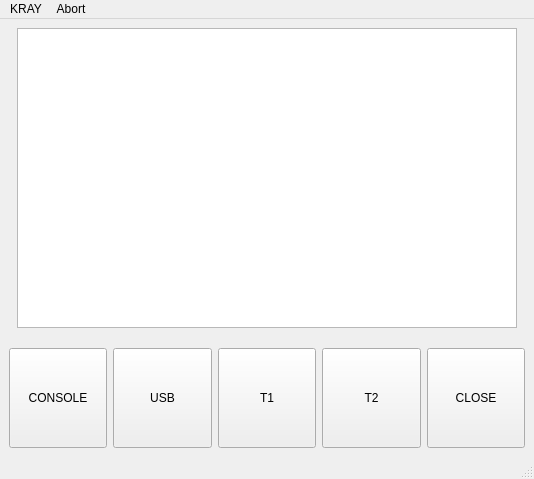
First picture: the form in src/core/kray.ui, repository KAARAY-KB/KRAY, before the edit.
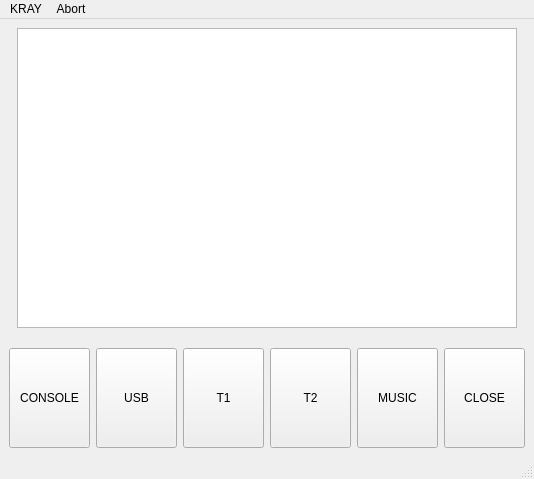
Second picture: the form after the edit.

Commit message: feat: 新增音乐律动可视化功能    - 新增music_rhythm模块，实现音频采集与频谱波形可视化    - 在主界面添加MUSIC按钮用于打开音乐律动窗口    - 实现音频捕获、FFT频谱分析和实时可视化渲染    - 适配Windows平台音频系统库依赖

```diff
--- a/src/core/kray.ui
+++ b/src/core/kray.ui
@@ -129,6 +129,19 @@
           </property>
          </widget>
         </item>
+        <item>
+         <widget class="QPushButton" name="btn_music">
+          <property name="minimumSize">
+           <size>
+            <width>0</width>
+            <height>100</height>
+           </size>
+          </property>
+          <property name="text">
+           <string>MUSIC</string>
+          </property>
+         </widget>
+        </item>
         <item>
          <widget class="QPushButton" name="btn_close">
           <property name="minimumSize">
```
The commit also changes 11 other files.
